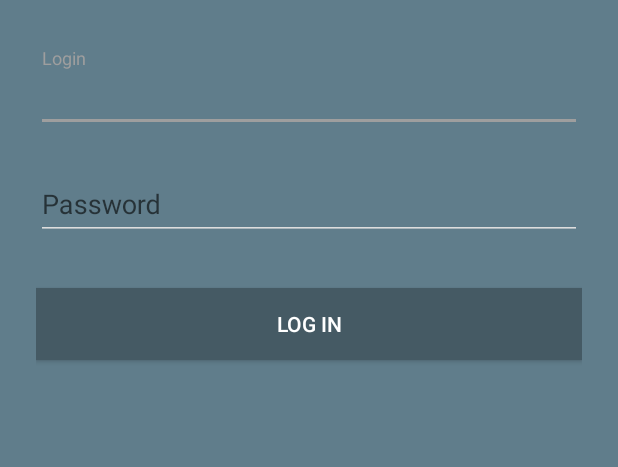
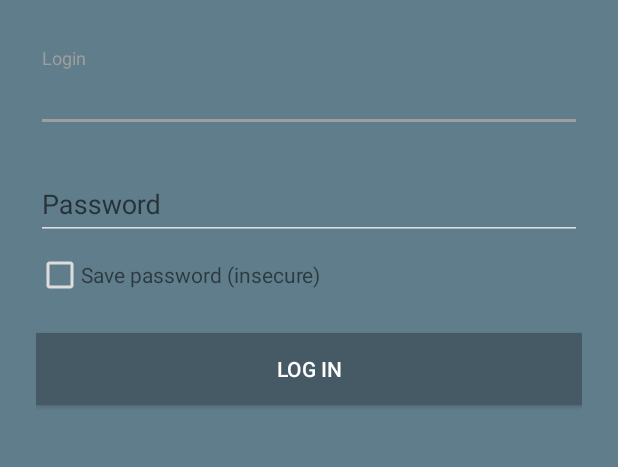
Before and after one commit to Sinketsu/eccu, an Android app: the screen it shows after launch (LoginActivity), on a phone screen of 412 x 824 dp, the part 192-659 px from its top. Run offline under Robolectric (Android 15) with nearby library versions, the phone set to English and light mode, and no system bars; pictures from the network do not load; 1 statement that could not run was skipped.

Commit message:
Working with saving data & add checkbox for "save password" function

```diff
--- a/app/src/main/java/com/voidsong/eccu/network/User.java
+++ b/app/src/main/java/com/voidsong/eccu/network/User.java
@@ -76,5 +76,5 @@ public class User {
 
     private static OkHttpClient client = Internet.getClient();
 
-    private static String status;
+    private static String status = "";
 }
--- a/app/src/main/java/com/voidsong/eccu/support_classes/Checker.java
+++ b/app/src/main/java/com/voidsong/eccu/support_classes/Checker.java
@@ -25,12 +25,16 @@ public class Checker {
     }
 
     public static boolean user_has_saved_password(Context context) {
-        File file = new File(context.getFilesDir(), "saved_keys");
-        if (file.exists()) {
-            return true;
-        } else {                // so we have a "keys" file
-            return false;
+        if (!SAVED_PASSWORD_CHECKED) {
+            File file = new File(context.getFilesDir(), "saved_keys");
+            if (file.exists()) {
+                HAS_SAVED_PASSWORDS = true;
+            } else {                // so we have a "keys" file
+                HAS_SAVED_PASSWORDS = false;
+            }
+            SAVED_PASSWORD_CHECKED = true;
         }
+        return HAS_SAVED_PASSWORDS;
     }
 
     public static boolean is_first_run(Context context) {
@@ -102,6 +106,9 @@ public class Checker {
     private static boolean IS_UNDER_DEBUG;
     private static boolean IS_IN_EMULATOR;
 
+    private static boolean SAVED_PASSWORD_CHECKED = false;
+    private static boolean HAS_SAVED_PASSWORDS;
+
     private static boolean isRootedSigningKeys() {
         final String buildTags = Build.TAGS;
         if (buildTags != null && buildTags.contains("test-keys")) {
--- a/app/src/main/res/layout/activity_login.xml
+++ b/app/src/main/res/layout/activity_login.xml
@@ -51,6 +51,25 @@
                 android:textColorHint="@color/colorLightGray" />
         </android.support.design.widget.TextInputLayout>
 
+        <LinearLayout
+            android:layout_width="match_parent"
+            android:layout_height="wrap_content"
+            android:orientation="horizontal">
+
+            <android.support.v7.widget.AppCompatCheckBox
+                android:layout_width="30dp"
+                android:layout_height="30dp"
+                android:theme="@style/CheckboxTheme"
+                android:id="@+id/saved_passwd_checkbox"
+                />
+
+            <TextView
+                android:layout_width="match_parent"
+                android:layout_height="30dp"
+                android:text="@string/checkbox_label"/>
+
+        </LinearLayout>
+
         <android.support.v7.widget.AppCompatButton
             android:id="@+id/btn_login"
             android:layout_width="fill_parent"
--- a/app/src/main/res/values/strings.xml
+++ b/app/src/main/res/values/strings.xml
@@ -4,4 +4,5 @@
     <string name="login_hint">Login</string>
     <string name="passwd_hint">Password</string>
     <string name="log_in_button_text">Log in</string>
+    <string name="checkbox_label">Save password (insecure)</string>
 </resources>
--- a/app/src/main/res/values/styles.xml
+++ b/app/src/main/res/values/styles.xml
@@ -6,7 +6,11 @@
         <item name="colorAccent">@color/colorAccent</item>
 
         <item name="colorControlNormal">@color/colorLightGray</item>
+    </style>
 
+    <style name="CheckboxTheme" parent="AppTheme">
+        <item name="colorControlActivated">@color/colorWhite</item>
 
     </style>
+
 </resources>
```
Also changed, not shown: app/src/main/java/com/voidsong/eccu/LoginActivity.java (+17 -3 lines), app/src/main/java/com/voidsong/eccu/support_classes/Settings.java (+92 -4 lines).
